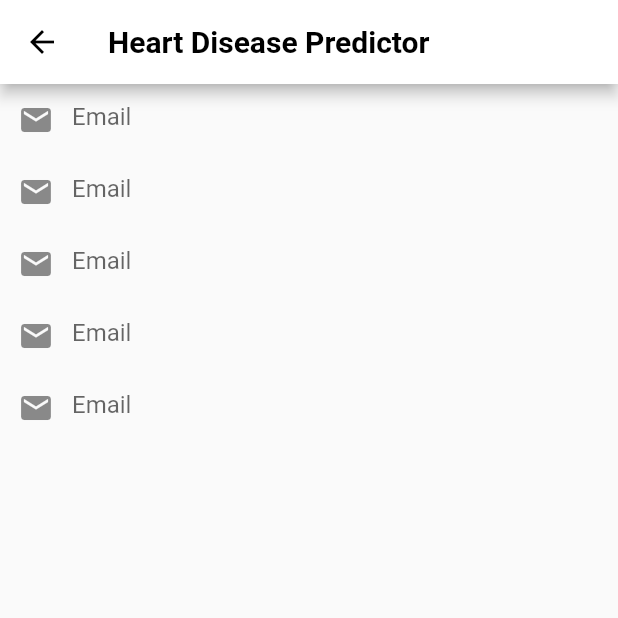
After one commit to SibuleleMboyi/custome_animated_app, a Flutter app: the ModelScreen screen opened directly, on a phone screen of 412 x 824 dp, the top half of it. The commit adds this screen. Run offline on Flutter 3.47's test engine with Material 2 defaults, Android fonts, the phone set to English and light mode, and no system bars; our stand-ins replace bloc, flutter_bloc, rive.

Commit message:
added sign up screen and the modelling screen

```diff
--- /dev/null
+++ b/lib/screens/modeling/model_screen.dart
@@ -0,0 +1,84 @@
+import 'package:flutter/material.dart';
+
+class ModelScreen extends StatefulWidget {
+  const ModelScreen({Key? key}) : super(key: key);
+
+  @override
+  State<ModelScreen> createState() => _ModelScreenState();
+}
+
+class _ModelScreenState extends State<ModelScreen> {
+  @override
+  Widget build(BuildContext context) {
+    return Scaffold(
+      appBar: AppBar(
+        //elevation: 0.0,
+        title: const Text(
+          "Heart Disease Predictor",
+          style: TextStyle(color: Colors.black),
+        ),
+        foregroundColor: Colors.white,
+      ),
+      body: Form(
+          child: Column(
+        children: [
+          TextFormField(
+            decoration: const InputDecoration(
+              hintText: "Email",
+              prefixIcon: Icon(Icons.email),
+              border: InputBorder.none,
+            ),
+            //onChanged: {},
+            validator: (value) => (value == null || !value.contains('@'))
+                ? "Invalid Email!"
+                : null,
+          ),
+          TextFormField(
+            decoration: const InputDecoration(
+              hintText: "Email",
+              prefixIcon: Icon(Icons.email),
+              border: InputBorder.none,
+            ),
+            //onChanged: {},
+            validator: (value) => (value == null || !value.contains('@'))
+                ? "Invalid Email!"
+                : null,
+          ),
+          TextFormField(
+            decoration: const InputDecoration(
+              hintText: "Email",
+              prefixIcon: Icon(Icons.email),
+              border: InputBorder.none,
+            ),
+            //onChanged: {},
+            validator: (value) => (value == null || !value.contains('@'))
+                ? "Invalid Email!"
+                : null,
+          ),
+          TextFormField(
+            decoration: const InputDecoration(
+              hintText: "Email",
+              prefixIcon: Icon(Icons.email),
+              border: InputBorder.none,
+            ),
+            //onChanged: {},
+            validator: (value) => (value == null || !value.contains('@'))
+                ? "Invalid Email!"
+                : null,
+          ),
+          TextFormField(
+            decoration: const InputDecoration(
+              hintText: "Email",
+              prefixIcon: Icon(Icons.email),
+              border: InputBorder.none,
+            ),
+            //onChanged: {},
+            validator: (value) => (value == null || !value.contains('@'))
+                ? "Invalid Email!"
+                : null,
+          ),
+        ],
+      )),
+    );
+  }
+}
--- a/lib/screens/screens.dart
+++ b/lib/screens/screens.dart
@@ -1,2 +1,2 @@
 export 'welcome/welcome_screen.dart';
-export 'sign-in/signin_screen.dart';
+export 'modeling/model_screen.dart';
--- a/lib/screens/sign-in/widgets/widgets.dart
+++ b/lib/screens/sign-in/widgets/widgets.dart
@@ -1,2 +1,2 @@
-export 'custom_card.dart';
+export 'sign_in_custom_animated_container.dart';
 export 'custom_form.dart';
--- /dev/null
+++ b/lib/screens/sign-up/widgets/widgets.dart
@@ -0,0 +1,2 @@
+export 'sign_up_custom_animated_container.dart';
+export 'custom_form.dart';
--- a/lib/screens/welcome/cubit/welcome__state.dart
+++ b/lib/screens/welcome/cubit/welcome__state.dart
@@ -4,29 +4,31 @@ part of 'welcome_cubit.dart';
 class WelcomeState {
   final bool startCourseButton;
   final bool dontHaveAccount;
+  final bool annonymousUser;
 
   const WelcomeState({
     required this.startCourseButton,
     required this.dontHaveAccount,
+    required this.annonymousUser,
   });
 
   factory WelcomeState.initial() {
     return const WelcomeState(
       startCourseButton: false,
       dontHaveAccount: false,
+      annonymousUser: false,
     );
   }
 
 /*   @Override
   List<Object> props => [startCourseButton, dontHaveAccount]; */
 
-  WelcomeState copyWith({
-    bool? startCourseButton,
-    bool? dontHaveAccount,
-  }) {
+  WelcomeState copyWith(
+      {bool? startCourseButton, bool? dontHaveAccount, bool? annonymousUser}) {
     return WelcomeState(
       startCourseButton: startCourseButton ?? this.startCourseButton,
       dontHaveAccount: dontHaveAccount ?? this.dontHaveAccount,
+      annonymousUser: annonymousUser ?? this.annonymousUser,
     );
   }
 }
--- a/lib/screens/welcome/widgets/start_course_button.dart
+++ b/lib/screens/welcome/widgets/start_course_button.dart
@@ -1,4 +1,3 @@
-import 'package:custome_animated_app/screens/screens.dart';
 import 'package:custome_animated_app/screens/welcome/cubit/welcome_cubit.dart';
 import 'package:flutter/material.dart';
 import 'package:flutter_bloc/flutter_bloc.dart';
@@ -73,8 +72,7 @@ class _StartButtonState extends State<StartButton> {
     _playButtonAnimation(riveAnimationController);
 
     Future.delayed(const Duration(seconds: 1), () {
-       context.read<WelcomeCubit>().startCourseButton(isClicked: true);
+      context.read<WelcomeCubit>().startCourseButton(isClicked: true);
     });
-
   }
 }
```
Also changed, not shown: lib/main.dart (+12 -0 lines), lib/screens/sign-in/signin_screen.dart (deleted, +0 -27 lines), lib/screens/sign-in/widgets/custom_card.dart (deleted, +0 -156 lines), lib/screens/sign-in/widgets/sign_in_custom_animated_container.dart (added, +200 -0 lines), lib/screens/sign-up/widgets/sign_up_custom_animated_container.dart (added, +137 -0 lines), lib/screens/welcome/cubit/welcome_cubit.dart (+4 -3 lines), lib/screens/welcome/welcome_screen.dart (+30 -28 lines), lib/screens/sign-up/widgets/custom_form.dart (renamed from lib/screens/sign-in/widgets/custom_form.dart), lib/screens/welcome/widgets/widgets.dart (line endings or trailing spaces).
